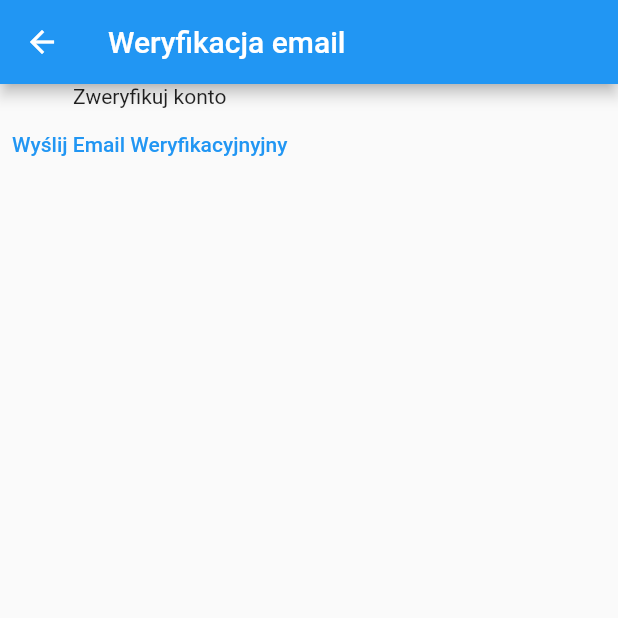
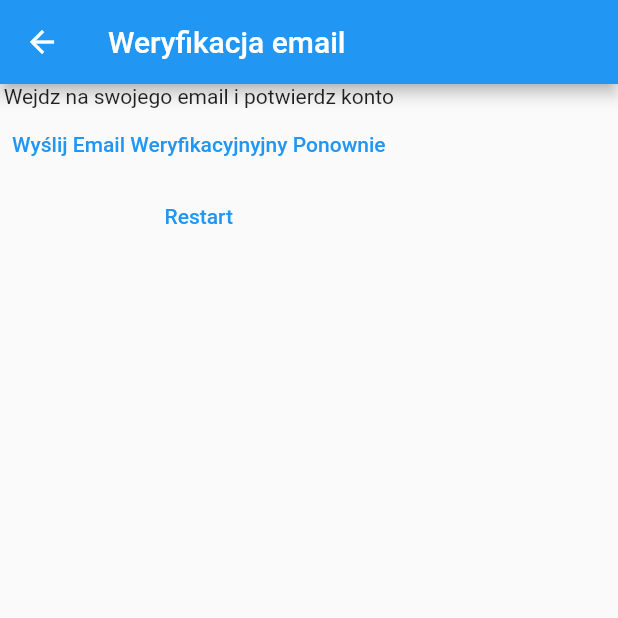
Before and after one commit to Shade644/Flutter-learning-p3, a Flutter app: the VerifyEmailView screen opened directly, on a phone screen of 412 x 824 dp, the top half of it. Run offline on Flutter 3.47's test engine with Material 2 defaults, Android fonts, the phone set to English and light mode, and no system bars; our stand-ins replace firebase_auth, firebase_core; accounts and stored records are empty.

```diff
--- a/mynotes/lib/constants/router.dart
+++ b/mynotes/lib/constants/router.dart
@@ -1,3 +1,4 @@
 const loginRoute='/login/';
 const registerRoute='/register/';
 const notesRoute='/notes/';
+const verifyemailRoute='/verify-email';
--- a/mynotes/lib/main.dart
+++ b/mynotes/lib/main.dart
@@ -21,6 +21,7 @@ void main() {
         loginRoute:(context) => const LoginView(title: '',),
         registerRoute: (context) => const RegisterView(),
         notesRoute: (context) => const NotesView(),
+        verifyemailRoute: (context) => const VerifyEmailView(),
       },
     )
   );
--- a/mynotes/lib/views/verify_email_view.dart
+++ b/mynotes/lib/views/verify_email_view.dart
@@ -1,5 +1,6 @@
 import 'package:firebase_auth/firebase_auth.dart';
 import 'package:flutter/material.dart';
+import 'package:mynotes/constants/router.dart';
 
 
 class VerifyEmailView extends StatefulWidget {
@@ -15,12 +16,19 @@ class _VerifyEmailViewState extends State<VerifyEmailView> {
     return Scaffold(
       appBar: AppBar(title: const Text("Weryfikacja email"),),
       body: Column(children: [
-            const Text('Zweryfikuj konto'),
+            const Text('Wejdz na swojego email i potwierdz konto'),
             TextButton(onPressed: () {
               final user = FirebaseAuth.instance.currentUser;
               user?.sendEmailVerification();
             },
-            child: const Text('Wyślij Email Weryfikacyjnyjny'))
+            child: const Text('Wyślij Email Weryfikacyjnyjny Ponownie'),
+            ),
+            TextButton
+            (onPressed: () async {
+             await FirebaseAuth.instance.signOut();
+             Navigator.of(context).pushNamedAndRemoveUntil(registerRoute, (route) => false,);
+            }, child: const Text('Restart')
+            ,)
           ],
           ),
     );
```
Also changed, not shown: mynotes/lib/views/login_view.dart (+7 -1 lines), mynotes/lib/views/register_view.dart (+15 -6 lines).
